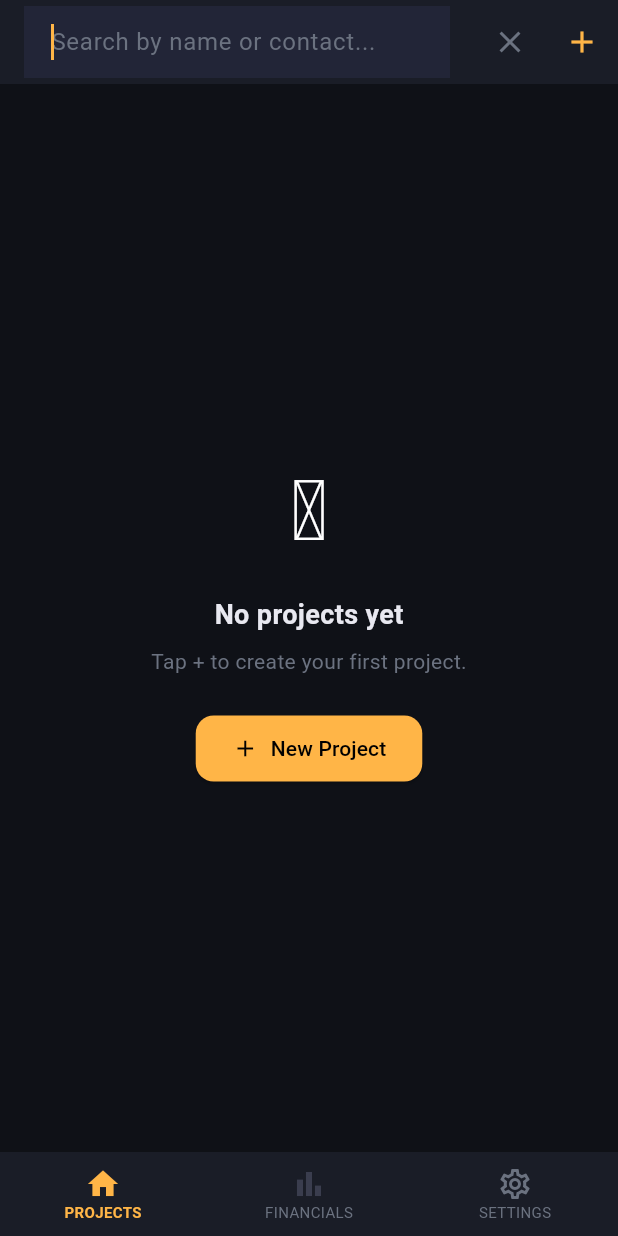
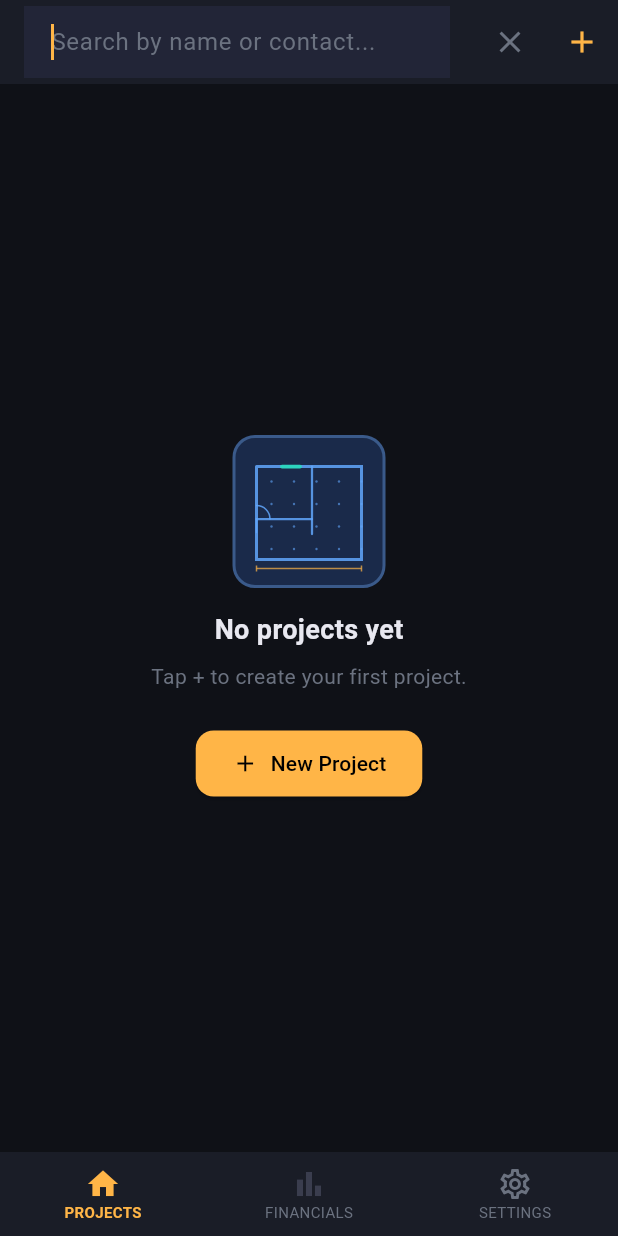
Before and after one commit to devilchildkyle-sys/tile_manager, a Flutter app: the screen it shows after launch, after a tap on the "search" icon, on a phone screen of 412 x 824 dp. Run offline on Flutter 3.47's test engine with Material 3 defaults, Android fonts, the phone set to English and light mode, and no system bars; our stand-ins replace image_picker, open_filex, package_info_plus, permission_handler, share_plus, shared_preferences; network calls fail.

Commit message:
v1.0.5+6 — blueprint floor plan icon on empty projects screen
Co-Authored-By: Claude Sonnet 4.6 <noreply@anthropic.com>

```diff
--- a/lib/screens/home_screen.dart
+++ b/lib/screens/home_screen.dart
@@ -87,7 +87,7 @@ class _HomeScreenState extends State<HomeScreen> {
 
   Widget _emptyState() => Center(
     child: Column(mainAxisAlignment: MainAxisAlignment.center, children: [
-      const Text('🪨', style: TextStyle(fontSize: 56)),
+      const _BlueprintIcon(),
       const SizedBox(height: 16),
       const Text('No projects yet', style: TextStyle(color: AppColors.text,
           fontSize: 18, fontWeight: FontWeight.w700)),
@@ -108,6 +108,85 @@ class _HomeScreenState extends State<HomeScreen> {
       ),
     ]),
   );
+}
+
+class _BlueprintIcon extends StatelessWidget {
+  const _BlueprintIcon();
+
+  @override
+  Widget build(BuildContext context) => CustomPaint(
+    size: const Size(100, 100),
+    painter: _BlueprintPainter(),
+  );
+}
+
+class _BlueprintPainter extends CustomPainter {
+  @override
+  void paint(Canvas canvas, Size size) {
+    final bg = Paint()..color = const Color(0xFF1A2A4A);
+    final border = Paint()
+      ..color = const Color(0xFF3A5A8A)
+      ..style = PaintingStyle.stroke
+      ..strokeWidth = 2;
+    final line = Paint()
+      ..color = const Color(0xFF60A5FA).withOpacity(0.85)
+      ..style = PaintingStyle.stroke
+      ..strokeWidth = 1.5
+      ..strokeCap = StrokeCap.round;
+    final dim = Paint()
+      ..color = const Color(0xFFFFB547).withOpacity(0.7)
+      ..style = PaintingStyle.stroke
+      ..strokeWidth = 1.0;
+    final dot = Paint()..color = const Color(0xFF60A5FA).withOpacity(0.6);
+
+    final r = RRect.fromRectAndRadius(
+        Rect.fromLTWH(0, 0, size.width, size.height),
+        const Radius.circular(14));
+    canvas.drawRRect(r, bg);
+    canvas.drawRRect(r, border);
+
+    final s = size.width;
+
+    // Floor plan outline — outer walls
+    final walls = [
+      Offset(0.15 * s, 0.2 * s), Offset(0.85 * s, 0.2 * s),
+      Offset(0.85 * s, 0.82 * s), Offset(0.15 * s, 0.82 * s),
+      Offset(0.15 * s, 0.2 * s),
+    ];
+    final path = Path()..moveTo(walls[0].dx, walls[0].dy);
+    for (final pt in walls.skip(1)) path.lineTo(pt.dx, pt.dy);
+    canvas.drawPath(path, line..strokeWidth = 2.0);
+
+    // Interior wall — vertical divider
+    canvas.drawLine(Offset(0.52 * s, 0.2 * s), Offset(0.52 * s, 0.65 * s), line..strokeWidth = 1.5);
+    // Interior wall — horizontal divider
+    canvas.drawLine(Offset(0.15 * s, 0.55 * s), Offset(0.52 * s, 0.55 * s), line..strokeWidth = 1.5);
+
+    // Door arc (bottom-left room)
+    final doorRect = Rect.fromCenter(
+        center: Offset(0.15 * s, 0.55 * s), width: 0.18 * s, height: 0.18 * s);
+    canvas.drawArc(doorRect, -1.57, 1.57, false, line..strokeWidth = 1.0);
+    canvas.drawLine(Offset(0.15 * s, 0.55 * s), Offset(0.15 * s, 0.64 * s), line..strokeWidth = 1.0);
+
+    // Window — top wall
+    canvas.drawLine(Offset(0.32 * s, 0.2 * s), Offset(0.44 * s, 0.2 * s),
+        Paint()..color = const Color(0xFF2DD4BF)..strokeWidth = 2.5..strokeCap = StrokeCap.round..style = PaintingStyle.stroke);
+
+    // Dimension lines (accent color)
+    canvas.drawLine(Offset(0.15 * s, 0.88 * s), Offset(0.85 * s, 0.88 * s), dim);
+    canvas.drawLine(Offset(0.15 * s, 0.86 * s), Offset(0.15 * s, 0.90 * s), dim);
+    canvas.drawLine(Offset(0.85 * s, 0.86 * s), Offset(0.85 * s, 0.90 * s), dim);
+
+    // Grid dots
+    for (double x = 0.25 * s; x < 0.90 * s; x += 0.15 * s) {
+      for (double y = 0.30 * s; y < 0.80 * s; y += 0.15 * s) {
+        canvas.drawCircle(Offset(x, y), 0.8, dot);
+      }
+    }
+  }
+
+  @override
+  bool shouldRepaint(_) => false;
 }
 
 class _ProjectCard extends StatelessWidget {
--- a/pubspec.yaml
+++ b/pubspec.yaml
@@ -1,7 +1,7 @@
 name: tile_manager
 description: Elegant Tile — Contractor estimating & business management app
 publish_to: 'none'
-version: 1.0.4+5
+version: 1.0.5+6
 
 environment:
   sdk: '>=3.0.0 <4.0.0'
```
